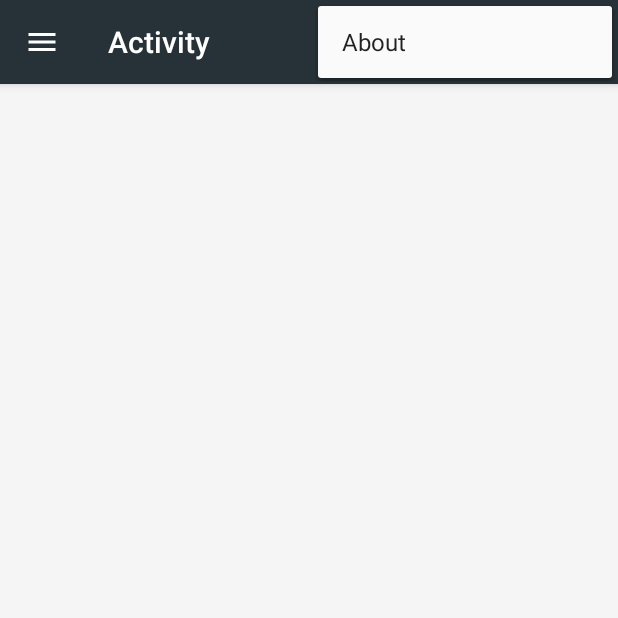
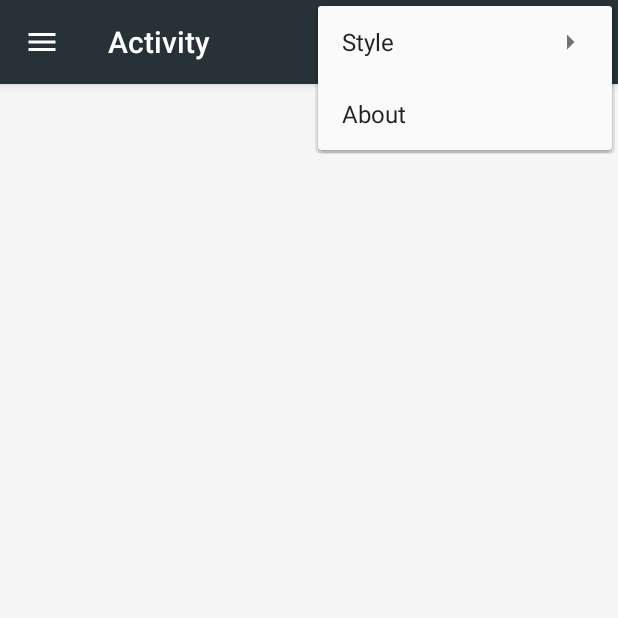
Before and after one commit to rajeevjaiswal/Changelogs, an Android app: the screen it shows after launch (MainActivity), with the options menu open, on a phone screen of 412 x 824 dp, the top half of it. Run offline under Robolectric (Android 15) with nearby library versions, the phone set to English and light mode, and no system bars; our stand-ins replace Timber; libraries missing offline, so code that uses them is left out: com.f2prateek.rx, io.realm, rx.subscriptions; 12 statements that could not run were skipped.

Commit message:
Add feature to change the style of changelogs in the Activity screen

```diff
--- a/app/build.gradle
+++ b/app/build.gradle
@@ -56,6 +56,7 @@ dependencies {
     compile "com.android.support:design:$SUPPORT_LIBRARY_VERSION"
     compile "com.android.support:cardview-v7:$SUPPORT_LIBRARY_VERSION"
     compile "com.android.support:recyclerview-v7:$SUPPORT_LIBRARY_VERSION"
+    compile "com.android.support:support-annotations:$SUPPORT_LIBRARY_VERSION"
 
     compile "com.squareup.okhttp3:okhttp:$OKHTTP_VERSION"
     compile "com.squareup.okhttp3:logging-interceptor:$OKHTTP_VERSION"
@@ -71,4 +72,6 @@ dependencies {
     compile 'io.reactivex:rxandroid:1.2.1'
     compile 'io.reactivex:rxjava:1.2.4'
     compile 'com.artemzin.rxjava:proguard-rules:1.2.4.0'
+    compile 'com.f2prateek.rx.preferences:rx-preferences:1.0.2'
+
 }
--- a/app/src/main/java/com/saladevs/changelogclone/ui/activity/ActivityFragment.java
+++ b/app/src/main/java/com/saladevs/changelogclone/ui/activity/ActivityFragment.java
@@ -9,6 +9,9 @@ import android.support.v7.widget.DividerItemDecoration;
 import android.support.v7.widget.LinearLayoutManager;
 import android.support.v7.widget.RecyclerView;
 import android.view.LayoutInflater;
+import android.view.Menu;
+import android.view.MenuInflater;
+import android.view.MenuItem;
 import android.view.View;
 import android.view.ViewGroup;
 
@@ -17,6 +20,8 @@ import com.saladevs.changelogclone.model.PackageUpdate;
 import com.saladevs.changelogclone.ui.details.DetailsActivity;
 
 import java.util.List;
+
+import timber.log.Timber;
 
 import static com.saladevs.changelogclone.R.id.recyclerView;
 
@@ -37,11 +42,14 @@ public class ActivityFragment extends Fragment implements ActivityMvpView, Activ
         super.onCreate(savedInstanceState);
 
         mPresenter = new ActivityPresenter();
+
+        setHasOptionsMenu(true);
     }
 
     @Override
     public View onCreateView(LayoutInflater inflater, ViewGroup container,
                              Bundle savedInstanceState) {
+        Timber.d("-- onCraeteView --");
         View view = inflater.inflate(R.layout.fragment_activity, container, false);
         mEmptyStateView = view.findViewById(R.id.emptyStateView);
         mRecyclerView = (RecyclerView) view.findViewById(recyclerView);
@@ -49,6 +57,9 @@ public class ActivityFragment extends Fragment implements ActivityMvpView, Activ
         RecyclerView.LayoutManager mLayoutManager = new LinearLayoutManager(getContext());
         mRecyclerView.setLayoutManager(mLayoutManager);
         mRecyclerView.setHasFixedSize(true);
+
+        RecyclerView.ItemAnimator itemAnimator = new ActivityItemAnimator();
+        mRecyclerView.setItemAnimator(itemAnimator);
 
         mAdapter = new ActivityAdapter();
         mAdapter.setOnFeedItemClickListener(this);
@@ -66,17 +77,38 @@ public class ActivityFragment extends Fragment implements ActivityMvpView, Activ
     @Override
     public void onViewCreated(View view, Bundle savedInstanceState) {
         super.onViewCreated(view, savedInstanceState);
-
+        Timber.d("-- onViewCreated --");
         mPresenter.attachView(this);
     }
 
     @Override
     public void onDestroyView() {
         super.onDestroyView();
-
+        Timber.d("-- onDestroyView --");
         mPresenter.detachView();
     }
 
+    @Override
+    public void onCreateOptionsMenu(Menu menu, MenuInflater inflater) {
+        inflater.inflate(R.menu.menu_activity, menu);
+        super.onCreateOptionsMenu(menu, inflater);
+    }
+
+    @Override
+    public boolean onOptionsItemSelected(MenuItem item) {
+        switch (item.getItemId()) {
+            case R.id.action_changelog_style_none:
+                mPresenter.onChangelogStyleSelected(ActivityAdapter.CHANGELOG_STYLE_NONE);
+                return true;
+            case R.id.action_changelog_style_short:
+                mPresenter.onChangelogStyleSelected(ActivityAdapter.CHANGELOG_STYLE_SHORT);
+                return true;
+            case R.id.action_changelog_style_full:
+                mPresenter.onChangelogStyleSelected(ActivityAdapter.CHANGELOG_STYLE_FULL);
+                return true;
+        }
+        return false;
+    }
 
     @Override
     public void onItemClick(View v, PackageInfo packageInfo) {
@@ -94,6 +126,11 @@ public class ActivityFragment extends Fragment implements ActivityMvpView, Activ
     }
 
     @Override
+    public void changeChangelogStyle(int style) {
+        mAdapter.setChangelogStyle(style);
+    }
+
+    @Override
     public void startDetailsActivity(PackageInfo packageInfo) {
         DetailsActivity.startWith(getActivity(), packageInfo);
     }
--- /dev/null
+++ b/app/src/main/java/com/saladevs/changelogclone/ui/activity/ActivityItemAnimator.java
@@ -0,0 +1,13 @@
+package com.saladevs.changelogclone.ui.activity;
+
+import android.support.v7.widget.DefaultItemAnimator;
+import android.support.v7.widget.RecyclerView;
+
+public class ActivityItemAnimator extends DefaultItemAnimator {
+
+    @Override
+    public boolean canReuseUpdatedViewHolder(RecyclerView.ViewHolder viewHolder) {
+        return true;
+    }
+
+}
--- a/app/src/main/java/com/saladevs/changelogclone/ui/activity/ActivityMvpView.java
+++ b/app/src/main/java/com/saladevs/changelogclone/ui/activity/ActivityMvpView.java
@@ -13,5 +13,7 @@ public interface ActivityMvpView extends MvpView {
 
     void showUpdates(List<PackageUpdate> updates);
 
+    void changeChangelogStyle(int style);
+
     void startDetailsActivity(PackageInfo packageInfo);
 }
--- a/app/src/main/java/com/saladevs/changelogclone/ui/activity/ActivityPresenter.java
+++ b/app/src/main/java/com/saladevs/changelogclone/ui/activity/ActivityPresenter.java
@@ -1,28 +1,44 @@
 package com.saladevs.changelogclone.ui.activity;
 
+import android.content.SharedPreferences;
 import android.content.pm.PackageInfo;
+import android.preference.PreferenceManager;
 
+import com.f2prateek.rx.preferences.Preference;
+import com.f2prateek.rx.preferences.RxSharedPreferences;
+import com.saladevs.changelogclone.App;
 import com.saladevs.changelogclone.model.PackageUpdate;
 import com.saladevs.changelogclone.ui.BasePresenter;
 
 import io.realm.Realm;
 import io.realm.Sort;
-import rx.Subscription;
+import rx.subscriptions.CompositeSubscription;
 
 class ActivityPresenter extends BasePresenter<ActivityFragment> {
 
+    private static final String PREF_CHANGELOG_STYLE = "prefChangelogStyle";
+
     private Realm mRealm;
-    private Subscription mSubscription;
+    private CompositeSubscription mSubscriptions = new CompositeSubscription();
+    private Preference<Integer> mChangelogStylePref;
 
     ActivityPresenter() {
         mRealm = Realm.getDefaultInstance();
+        SharedPreferences prefs = PreferenceManager.getDefaultSharedPreferences(App.getContext());
+        RxSharedPreferences rxPrefs = RxSharedPreferences.create(prefs);
+        mChangelogStylePref = rxPrefs.getInteger(PREF_CHANGELOG_STYLE);
     }
 
     @Override
     public void attachView(ActivityFragment mvpView) {
         super.attachView(mvpView);
 
-        mSubscription = mRealm.where(PackageUpdate.class)
+        // Subscribe to Style SharedPreferences changes
+        mSubscriptions.add(mChangelogStylePref.asObservable()
+                .subscribe(style -> getMvpView().changeChangelogStyle(style)));
+
+        // Subscribe to Realm changes
+        mSubscriptions.add(mRealm.where(PackageUpdate.class)
                 .findAllSortedAsync("date", Sort.DESCENDING)
                 .asObservable()
                 .subscribe(updates -> {
@@ -32,19 +48,21 @@ class ActivityPresenter extends BasePresenter<ActivityFragment> {
                     } else {
                         getMvpView().showEmptyState(true);
                     }
-                });
+                }));
     }
 
     @Override
     public void detachView() {
         super.detachView();
-        if (!mSubscription.isUnsubscribed()) {
-            mSubscription.unsubscribe();
-        }
+        mSubscriptions.unsubscribe();
         mRealm.close();
     }
 
     void onItemClicked(PackageInfo packageInfo) {
         getMvpView().startDetailsActivity(packageInfo);
     }
+
+    void onChangelogStyleSelected(int style) {
+        mChangelogStylePref.set(style);
+    }
 }
--- /dev/null
+++ b/app/src/main/res/menu/menu_activity.xml
@@ -0,0 +1,22 @@
+<?xml version="1.0" encoding="utf-8"?>
+<menu xmlns:android="http://schemas.android.com/apk/res/android"
+    xmlns:app="http://schemas.android.com/apk/res-auto">
+
+    <item
+        android:id="@+id/action_switch_view"
+        android:title="@string/menu_style"
+        app:showAsAction="never">
+        <menu>
+            <item
+                android:id="@+id/action_changelog_style_none"
+                android:title="@string/style_none" />
+            <item
+                android:id="@+id/action_changelog_style_short"
+                android:title="@string/style_short" />
+            <item
+                android:id="@+id/action_changelog_style_full"
+                android:title="@string/style_full" />
+
+        </menu>
+    </item>
+</menu>
--- a/app/src/main/res/values/strings.xml
+++ b/app/src/main/res/values/strings.xml
@@ -15,5 +15,9 @@
     <string name="action_open_app">Open app</string>
     <string name="title_details">Update history</string>
     <string name="empty_state_message">Changelogs will show when you receive updates</string>
+    <string name="menu_style">Style</string>
+    <string name="style_none">None</string>
+    <string name="style_short">Short</string>
+    <string name="style_full">Full</string>
 
 </resources>
```
Also changed, not shown: app/src/main/java/com/saladevs/changelogclone/ui/activity/ActivityAdapter.java (+34 -2 lines).
